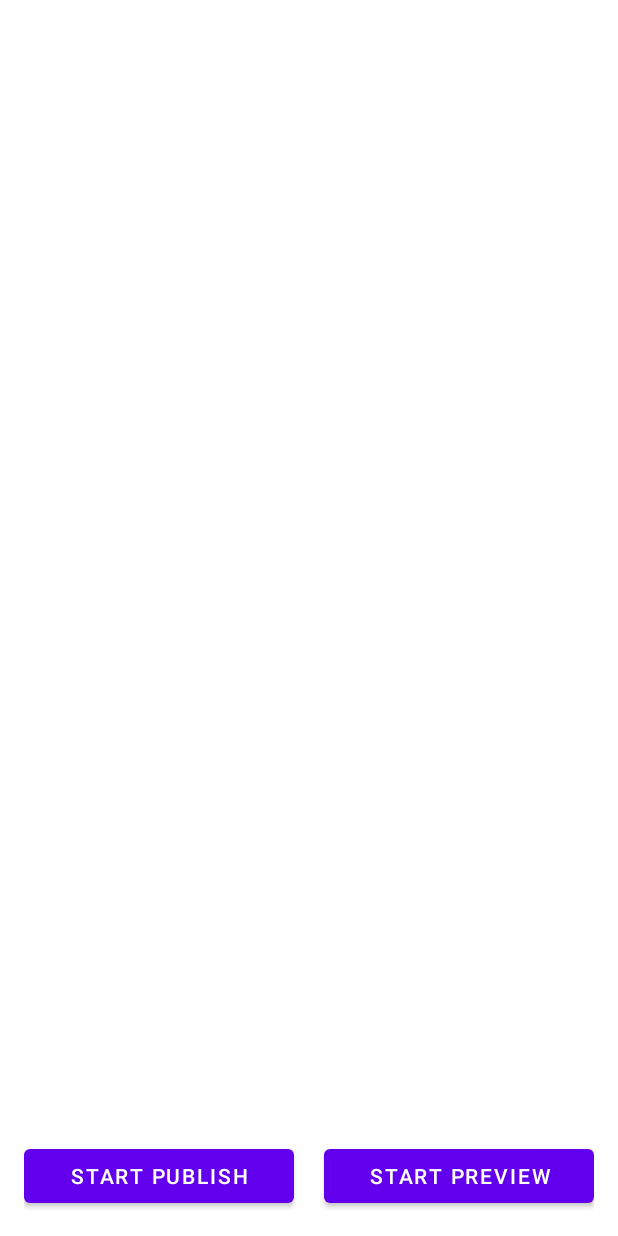
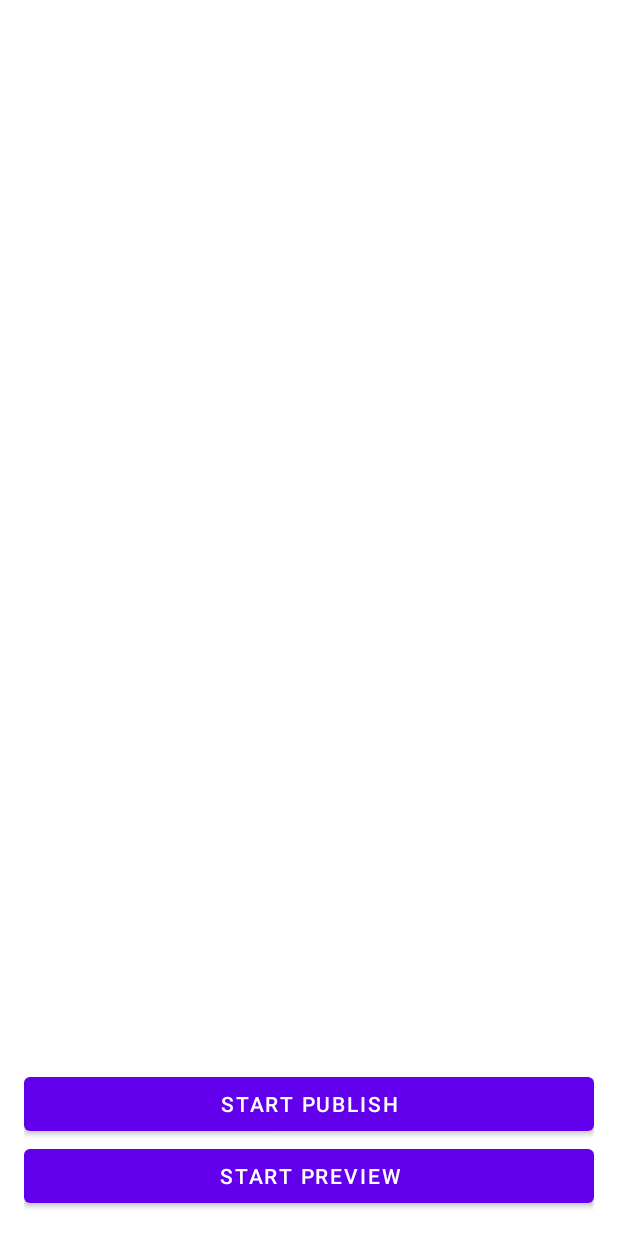
Before and after one commit to luohaohaha/RTMPX, an Android app: the screen it shows after launch (MainActivity), on a phone screen of 412 x 824 dp. Run offline under Robolectric (Android 15) with nearby library versions, the phone set to English and light mode, and no system bars; libraries missing offline, so code that uses them is left out: androidx.camera.camera2, androidx.camera.core, androidx.camera.lifecycle, androidx.camera.view; 6 statements that could not run were skipped.

Commit message:
update sample , add preference activity

```diff
--- a/app/src/main/AndroidManifest.xml
+++ b/app/src/main/AndroidManifest.xml
@@ -15,13 +15,14 @@
         android:supportsRtl="true"
         android:requestLegacyExternalStorage="true"
         android:theme="@style/Theme.RTMPX">
-        <activity android:name=".MainActivity" android:configChanges="orientation|screenSize" android:launchMode="singleTask">
+        <activity android:name=".ui.MainActivity" android:configChanges="orientation|screenSize" android:launchMode="singleTask">
             <intent-filter>
                 <action android:name="android.intent.action.MAIN" />
 
                 <category android:name="android.intent.category.LAUNCHER" />
             </intent-filter>
         </activity>
+        <activity android:name=".ui.PublishPreferenceActivity"/>
     </application>
 
 </manifest>
--- a/app/src/main/java/com/rtmpx/app/MainActivity.java
+++ b/app/src/main/java/com/rtmpx/app/ui/MainActivity.java
@@ -1,27 +1,49 @@
-package com.rtmpx.app;
+package com.rtmpx.app.ui;
+
+import static com.rtmpx.app.config.Const.BITRATE;
+import static com.rtmpx.app.config.Const.FRAME_RATE;
+import static com.rtmpx.app.config.Const.HEIGHT;
+import static com.rtmpx.app.config.Const.PREFERENCE_PUBLISH_CONFIG;
+import static com.rtmpx.app.config.Const.PREFERENCE_SAVE_CONFIG;
+import static com.rtmpx.app.config.Const.PUBLISH_URL;
+import static com.rtmpx.app.config.Const.RECORD;
+import static com.rtmpx.app.config.Const.RECORD_PATH;
+import static com.rtmpx.app.config.Const.RESULT;
+import static com.rtmpx.app.config.Const.WIDTH;
 
 import android.Manifest;
+import android.content.Intent;
 import android.content.pm.ActivityInfo;
 import android.graphics.Color;
 import android.graphics.Rect;
 import android.os.Bundle;
+import android.text.TextUtils;
 import android.util.Log;
 import android.view.MotionEvent;
 import android.view.View;
 import android.view.ViewConfiguration;
 import android.view.WindowManager;
 import android.widget.Button;
+import android.widget.ImageView;
 
+import androidx.activity.result.ActivityResult;
+import androidx.activity.result.ActivityResultCallback;
+import androidx.activity.result.ActivityResultLauncher;
+import androidx.activity.result.contract.ActivityResultContracts;
 import androidx.annotation.NonNull;
 import androidx.appcompat.app.AppCompatActivity;
 import androidx.core.app.ActivityCompat;
 import androidx.core.content.PermissionChecker;
 
+import com.rtmpx.app.R;
 import com.rtmpx.app.widget.FocusView;
 import com.rtmpx.library.camera.widget.CameraXImplView;
 import com.rtmpx.library.config.Config;
 import com.rtmpx.library.publish.IPublishListener;
 import com.rtmpx.library.publish.PublisherX;
+
+import org.json.JSONException;
+import org.json.JSONObject;
 
 import java.util.concurrent.atomic.AtomicBoolean;
 
@@ -82,6 +104,9 @@ public class MainActivity extends AppCompatActivity implements FocusView.OnExpos
     private Config mConfig;
     private Button mStartPublish;
     private Button mStartPreview;
+    private ImageView mSwitchCamera, mPublishSetting;
+
+    private ActivityResultLauncher<Intent> mResultLauncher;
 
     @Override
     protected void onCreate(Bundle savedInstanceState) {
@@ -91,32 +116,56 @@ public class MainActivity extends AppCompatActivity implements FocusView.OnExpos
         getWindow().setStatusBarColor(Color.TRANSPARENT);
         setContentView(R.layout.activity_main);
         bindViews();
-        bindPublisher();
+        mResultLauncher = registerResult();
     }
 
     private void bindPublisher() {
-        mPublisher = new PublisherX(mConfig);
-        mPublisher.bindCamera(mPreview);
+        mPublisher = new PublisherX(mConfig, mPreview);
+//        mPublisher.bindCamera(mPreview);
         mPublisher.setPublishListener(this);
     }
 
     private void bindViews() {
-        mConfig = buildConfig();
-        if(mConfig.getVideoWidth() > mConfig.getVideoHeight()){
-            setRequestedOrientation(ActivityInfo.SCREEN_ORIENTATION_LANDSCAPE);
-        }
         mPreview = findViewById(R.id.preview);
         mFocusView = findViewById(R.id.focus_container);
         mStartPublish = findViewById(R.id.start_publish);
         mStartPreview = findViewById(R.id.start_preview);
+        mSwitchCamera = findViewById(R.id.switch_camera);
+        mPublishSetting = findViewById(R.id.publish_setting);
 
-        mPreview.setPreviewRange(mConfig.getFrameRate(),mConfig.getFrameRate());
-        mPreview.setTargetResolution(mConfig.getVideoWidth(), mConfig.getVideoHeight());
         mStartPublish.setOnClickListener(this);
         mStartPreview.setOnClickListener(this);
+        mSwitchCamera.setOnClickListener(this);
+        mPublishSetting.setOnClickListener(this);
         mPreview.setOnTouchListener(mFocusTouchListener);
         mFocusView.setExposureSelectListener(this);
+
+        String savedCong = getSharedPreferences(PREFERENCE_PUBLISH_CONFIG, MODE_PRIVATE).getString(PREFERENCE_SAVE_CONFIG, "");
+        if (TextUtils.isEmpty(savedCong)) {
+            bindConfig(buildDefaultConfig());
+        } else {
+            try {
+                bindConfig(buildConfigWithJson(savedCong));
+            } catch (JSONException e) {
+                throw new RuntimeException(e);
+            }
+        }
     }
+
+    private void bindConfig(Config config) {
+        Log.d(TAG, " ===bindConfig=== " + config.toString());
+        mConfig = config;
+        if (mConfig.getVideoWidth() > mConfig.getVideoHeight()) {
+            setRequestedOrientation(ActivityInfo.SCREEN_ORIENTATION_LANDSCAPE);
+        }else {
+            setRequestedOrientation(ActivityInfo.SCREEN_ORIENTATION_PORTRAIT);
+        }
+        mPreview.setPreviewRange(mConfig.getFrameRate(), mConfig.getFrameRate());
+        mPreview.setTargetResolution(mConfig.getVideoWidth(), mConfig.getVideoHeight());
+
+        bindPublisher();
+    }
+
     private void autoExposure() {
         if (mPreview.autoExposure()) {
             mFocusView.setExposureValue(0);
@@ -206,14 +255,27 @@ public class MainActivity extends AppCompatActivity implements FocusView.OnExpos
         mFocusView.setExposureLocked(!toggle);
     }
 
-    private Config buildConfig() {
+    private Config buildDefaultConfig() {
         Config config = new Config.ConfigBuilder()
                 .withBitRate(1000 * 2000)
-                .withPublishUrl("rtmp://192.168.50.170:18888/test/live")
+                .withPublishUrl("rtmp://192.168.33.98:1935/rtmplive/live")
                 .withFrameRate(30).withVideoWidth(1080).withVideoHeight(1920)
                 .withRecordVideo(false).withRecordVideoPath("sdcard/dump.mp4")
                 .build();
         return config;
+    }
+
+    private Config buildConfigWithJson(String configJson) throws JSONException {
+        JSONObject config = new JSONObject(configJson);
+        return new Config.ConfigBuilder()
+                .withBitRate(config.optInt(BITRATE))
+                .withPublishUrl(config.optString(PUBLISH_URL))
+                .withFrameRate(config.optInt(FRAME_RATE))
+                .withVideoWidth(config.optInt(WIDTH))
+                .withVideoHeight(config.optInt(HEIGHT))
+                .withRecordVideo(config.optBoolean(RECORD))
+                .withRecordVideoPath(config.optString(RECORD_PATH))
+                .build();
     }
 
     @Override
@@ -221,57 +283,81 @@ public class MainActivity extends AppCompatActivity implements FocusView.OnExpos
         switch (v.getId()) {
             case R.id.start_preview:
                 startPreview();
-                mPreview.switchCamera(0);
+//                mPreview.switchCamera(0);
                 break;
             case R.id.start_publish:
                 togglePublish();
                 break;
+            case R.id.switch_camera:
+                mPreview.switchCamera((1 == mPreview.getCameraId()) ? 0 : 1);
+                break;
+            case R.id.publish_setting:
+                Intent intent = new Intent(this, PublishPreferenceActivity.class);
+                mResultLauncher.launch(intent);
+                break;
         }
+    }
+
+    private ActivityResultLauncher<Intent> registerResult() {
+        return registerForActivityResult(new ActivityResultContracts.StartActivityForResult(), new ActivityResultCallback<ActivityResult>() {
+            @Override
+            public void onActivityResult(ActivityResult result) {
+                if (result.getResultCode() == RESULT_OK) {
+                    String resultConfig = result.getData().getStringExtra(RESULT);
+                    Log.d(TAG, " =====resultConfig==== " + resultConfig);
+                    try {
+                        bindConfig(buildConfigWithJson(resultConfig));
+                    } catch (Exception e) {
+                        e.printStackTrace();
+                    }
+                }
+            }
+        });
     }
 
     @Override
     public void onConnecting() {
-        Log.d(TAG,"========onConnecting========");
+        Log.d(TAG, "========onConnecting========");
     }
 
     @Override
     public void onConnected() {
-        Log.d(TAG,"========onConnected========");
+        Log.d(TAG, "========onConnected========");
     }
 
     @Override
     public void onConnectedFailed(int code) {
-        Log.d(TAG,"========onConnectedFailed========"+code);
+        Log.d(TAG, "========onConnectedFailed========" + code);
     }
 
     @Override
     public void onStartPublish() {
-        Log.d(TAG,"========onStartPublish========");
+        Log.d(TAG, "========onStartPublish========");
     }
 
     @Override
     public void onStopPublish() {
-        Log.d(TAG,"========onStopPublish========");
+        Log.d(TAG, "========onStopPublish========");
         stopPublish();
     }
 
     @Override
     public void onStartRecord() {
-        Log.d(TAG,"========onStartRecord========");
+        Log.d(TAG, "========onStartRecord========");
     }
 
     @Override
     public void onStopRecord() {
-        Log.d(TAG,"========onStopRecord========");
+        Log.d(TAG, "========onStopRecord========");
     }
 
     @Override
     public void onFpsStatistic(int fps) {
-        Log.d(TAG,"========onFpsStatistic========"+fps);
+        Log.d(TAG, "========onFpsStatistic========" + fps);
     }
 
     @Override
     public void onRtmpDisconnect() {
-        Log.d(TAG,"========onRtmpDisconnect========");
+        Log.d(TAG, "========onRtmpDisconnect========");
     }
 }
--- /dev/null
+++ b/app/src/main/res/drawable/ic_baseline_cameraswitch_24.xml
@@ -0,0 +1,7 @@
+<vector android:height="24dp" android:tint="#000000"
+    android:viewportHeight="24" android:viewportWidth="24"
+    android:width="24dp" xmlns:android="http://schemas.android.com/apk/res/android">
+    <path android:fillColor="@android:color/white" android:pathData="M16,7h-1l-1,-1h-4L9,7H8C6.9,7 6,7.9 6,9v6c0,1.1 0.9,2 2,2h8c1.1,0 2,-0.9 2,-2V9C18,7.9 17.1,7 16,7zM12,14c-1.1,0 -2,-0.9 -2,-2c0,-1.1 0.9,-2 2,-2s2,0.9 2,2C14,13.1 13.1,14 12,14z"/>
+    <path android:fillColor="@android:color/white" android:pathData="M8.57,0.51l4.48,4.48V2.04c4.72,0.47 8.48,4.23 8.95,8.95c0,0 2,0 2,0C23.34,3.02 15.49,-1.59 8.57,0.51z"/>
+    <path android:fillColor="@android:color/white" android:pathData="M10.95,21.96C6.23,21.49 2.47,17.73 2,13.01c0,0 -2,0 -2,0c0.66,7.97 8.51,12.58 15.43,10.48l-4.48,-4.48V21.96z"/>
+</vector>
--- /dev/null
+++ b/app/src/main/res/drawable/ic_baseline_settings_24.xml
@@ -0,0 +1,5 @@
+<vector android:height="24dp" android:tint="#000000"
+    android:viewportHeight="24" android:viewportWidth="24"
+    android:width="24dp" xmlns:android="http://schemas.android.com/apk/res/android">
+    <path android:fillColor="@android:color/white" android:pathData="M19.14,12.94c0.04,-0.3 0.06,-0.61 0.06,-0.94c0,-0.32 -0.02,-0.64 -0.07,-0.94l2.03,-1.58c0.18,-0.14 0.23,-0.41 0.12,-0.61l-1.92,-3.32c-0.12,-0.22 -0.37,-0.29 -0.59,-0.22l-2.39,0.96c-0.5,-0.38 -1.03,-0.7 -1.62,-0.94L14.4,2.81c-0.04,-0.24 -0.24,-0.41 -0.48,-0.41h-3.84c-0.24,0 -0.43,0.17 -0.47,0.41L9.25,5.35C8.66,5.59 8.12,5.92 7.63,6.29L5.24,5.33c-0.22,-0.08 -0.47,0 -0.59,0.22L2.74,8.87C2.62,9.08 2.66,9.34 2.86,9.48l2.03,1.58C4.84,11.36 4.8,11.69 4.8,12s0.02,0.64 0.07,0.94l-2.03,1.58c-0.18,0.14 -0.23,0.41 -0.12,0.61l1.92,3.32c0.12,0.22 0.37,0.29 0.59,0.22l2.39,-0.96c0.5,0.38 1.03,0.7 1.62,0.94l0.36,2.54c0.05,0.24 0.24,0.41 0.48,0.41h3.84c0.24,0 0.44,-0.17 0.47,-0.41l0.36,-2.54c0.59,-0.24 1.13,-0.56 1.62,-0.94l2.39,0.96c0.22,0.08 0.47,0 0.59,-0.22l1.92,-3.32c0.12,-0.22 0.07,-0.47 -0.12,-0.61L19.14,12.94zM12,15.6c-1.98,0 -3.6,-1.62 -3.6,-3.6s1.62,-3.6 3.6,-3.6s3.6,1.62 3.6,3.6S13.98,15.6 12,15.6z"/>
+</vector>
--- a/app/src/main/res/layout/activity_main.xml
+++ b/app/src/main/res/layout/activity_main.xml
@@ -4,7 +4,7 @@
     xmlns:tools="http://schemas.android.com/tools"
     android:layout_width="match_parent"
     android:layout_height="match_parent"
-    tools:context=".MainActivity">
+    tools:context=".ui.MainActivity">
 
     <com.rtmpx.library.camera.widget.CameraXImplView
         android:id="@+id/preview"
@@ -22,30 +22,41 @@
     <LinearLayout
         android:layout_width="match_parent"
         android:layout_height="wrap_content"
-        android:padding="16dp"
         android:layout_gravity="bottom"
-        app:layout_constraintBottom_toBottomOf="parent"
-        app:layout_constraintLeft_toLeftOf="parent"
-        app:layout_constraintRight_toRightOf="parent">
+        android:orientation="vertical"
+        android:padding="16dp">
 
         <Button
             android:id="@+id/start_publish"
-            android:layout_width="0dp"
+            android:layout_width="match_parent"
             android:layout_height="wrap_content"
-            android:layout_weight="1"
             android:text="start publish"
             app:layout_constraintBottom_toBottomOf="parent"
-            android:layout_marginRight="10dp"
             app:layout_constraintLeft_toLeftOf="parent"
             app:layout_constraintRight_toRightOf="parent" />
 
         <Button
             android:id="@+id/start_preview"
-            android:layout_width="0dp"
+            android:layout_width="match_parent"
             android:layout_height="wrap_content"
-            android:layout_weight="1"
-            android:layout_marginLeft="10dp"
             android:text="start preview" />
     </LinearLayout>
 
+    <ImageView
+        android:id="@+id/switch_camera"
+        android:layout_width="wrap_content"
+        android:layout_height="wrap_content"
+        android:padding="10dp"
+        android:src="@drawable/ic_baseline_cameraswitch_24"
+        app:tint="#fff" />
+
+    <ImageView
+        android:id="@+id/publish_setting"
+        android:layout_width="wrap_content"
+        android:layout_height="wrap_content"
+        android:layout_gravity="right"
+        android:padding="10dp"
+        android:src="@drawable/ic_baseline_settings_24"
+        app:tint="#fff" />
+
 </FrameLayout>
```
Also changed, not shown: app/src/main/java/com/rtmpx/app/config/Const.java (added, +27 -0 lines), app/src/main/java/com/rtmpx/app/ui/PublishPreferenceActivity.java (added, +186 -0 lines), app/src/main/res/drawable/ic_divider_0_5dp.xml (added, +7 -0 lines), app/src/main/res/layout/activity_publish_setting.xml (added, +186 -0 lines), app/src/main/res/values/strings.xml (+14 -1 lines), 1 other file.
